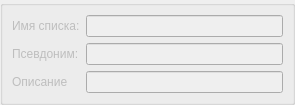
Old version of the form src/plugins/modeleride/rolewidget.ui in the repository rdnvndr/raindrop.
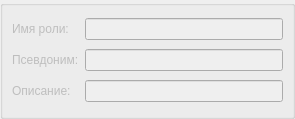
New version of the form.

```diff
--- a/src/plugins/modeleride/rolewidget.ui
+++ b/src/plugins/modeleride/rolewidget.ui
@@ -7,7 +7,7 @@
     <x>0</x>
     <y>0</y>
     <width>295</width>
-    <height>94</height>
+    <height>119</height>
    </rect>
   </property>
   <property name="windowTitle">
@@ -38,7 +38,7 @@
       <item row="2" column="0">
        <widget class="QLabel" name="labelRoleDescription">
         <property name="text">
-         <string>Описание</string>
+         <string>Описание:</string>
         </property>
        </widget>
       </item>
@@ -52,7 +52,7 @@
       <item row="0" column="0">
        <widget class="QLabel" name="labelRoleName">
         <property name="text">
-         <string>Имя списка:</string>
+         <string>Имя роли:</string>
         </property>
        </widget>
       </item>
```
